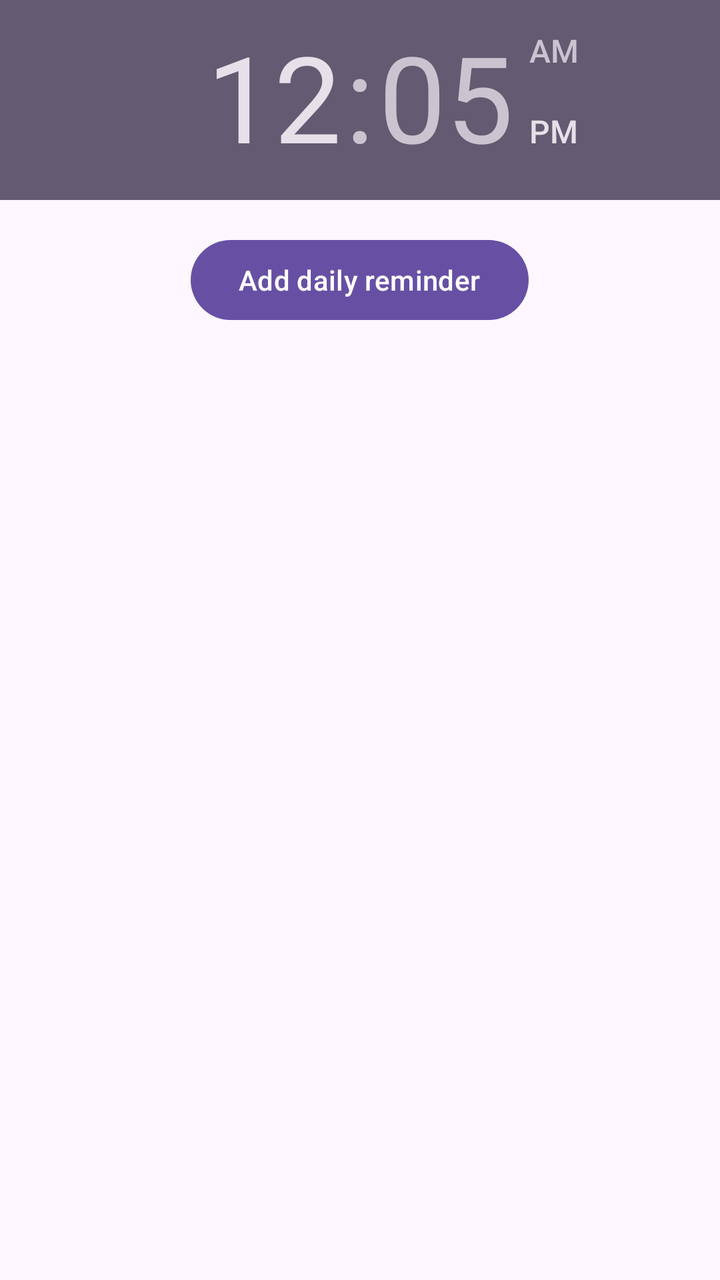
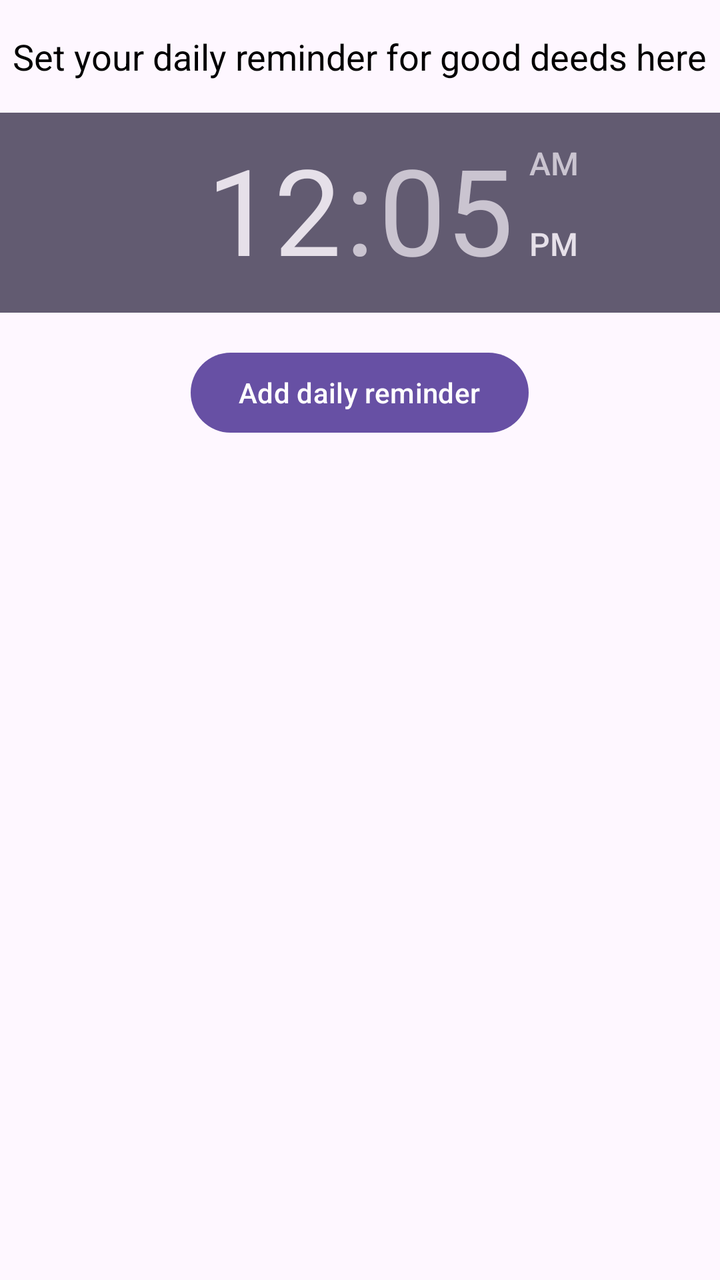

Compare the two renders of this Android layout. The source of the first and the diff that turns it into the second are given below.
<!-- AndroidManifest.xml: application theme Theme.DailyKind -->
<!-- res/layout/fragment_calendar.xml -->
<?xml version="1.0" encoding="utf-8"?>

<RelativeLayout xmlns:android="http://schemas.android.com/apk/res/android"
    xmlns:app="http://schemas.android.com/apk/res-auto"
    xmlns:tools="http://schemas.android.com/tools"
    android:layout_width="match_parent"
    android:layout_height="match_parent"
    tools:context=".CalendarFragment">

    <TimePicker
        android:id="@+id/timePicker"
        android:layout_width="match_parent"
        android:layout_height="100dp" />

    <Button
        android:id="@+id/buttonAddEvent"
        android:layout_width="wrap_content"
        android:layout_height="wrap_content"
        android:layout_below="@id/timePicker"
        android:layout_centerHorizontal="true"
        android:layout_marginTop="16dp"
        android:text="Add daily reminder" />

</RelativeLayout>
<!-- resources referenced by this layout -->
<resources>
  <style name="Theme.DailyKind" parent="Base.Theme.DailyKind" />
  <style name="Base.Theme.DailyKind" parent="Theme.Material3.DayNight.NoActionBar">
          
          
      </style>
</resources>

<!-- the commit's change to res/layout/fragment_calendar.xml (unified diff, before → after) -->
@@ -5,12 +5,26 @@
     xmlns:tools="http://schemas.android.com/tools"
     android:layout_width="match_parent"
     android:layout_height="match_parent"
+    android:layout_marginTop="20dp"
     tools:context=".CalendarFragment">
+
+    <TextView
+        android:id="@+id/descriptionText"
+        android:layout_width="wrap_content"
+        android:layout_height="wrap_content"
+        android:layout_alignParentTop="true"
+        android:layout_centerHorizontal="true"
+        android:layout_marginTop="16dp"
+        android:text="Set your daily reminder for good deeds here"
+        android:textSize="18sp"
+        android:textColor="@android:color/black" />
 
     <TimePicker
         android:id="@+id/timePicker"
         android:layout_width="match_parent"
-        android:layout_height="100dp" />
+        android:layout_height="100dp"
+        android:layout_below="@id/descriptionText"
+        android:layout_marginTop="16dp" />
 
     <Button
         android:id="@+id/buttonAddEvent"
